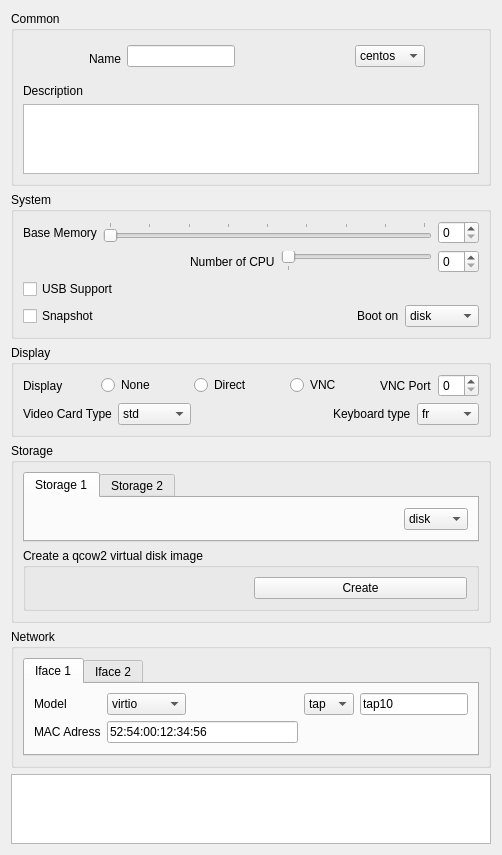
Qt form src/kvirtualview_base.ui (didier13150/kvirtual) before a commit.
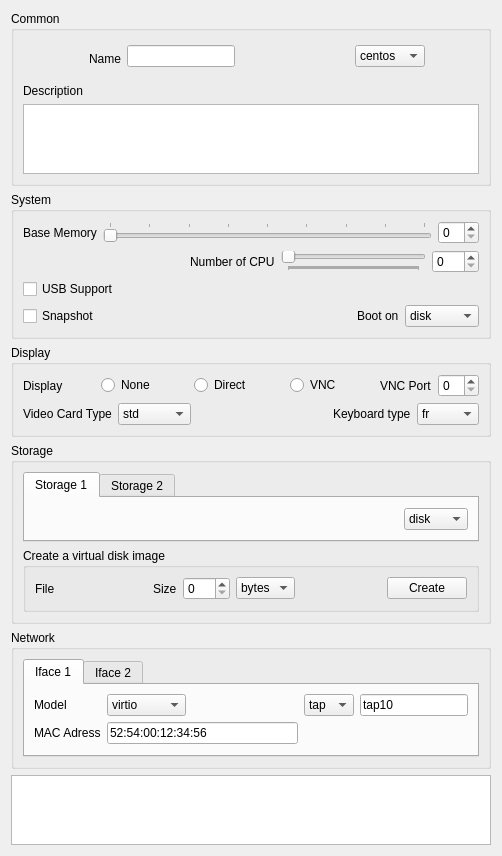
The same form after that commit. Custom widgets are drawn as their Qt base class.

Commit message: Add close and kill action

```diff
--- a/src/kvirtualview_base.ui
+++ b/src/kvirtualview_base.ui
@@ -220,7 +220,7 @@
         <item>
          <widget class="QSlider" name="horizontalSlider_nb_of_cpu">
           <property name="maximum">
-           <number>16</number>
+           <number>255</number>
           </property>
           <property name="singleStep">
            <number>1</number>
@@ -235,7 +235,7 @@
            <enum>QSlider::TicksBelow</enum>
           </property>
           <property name="tickInterval">
-           <number>128</number>
+           <number>1</number>
           </property>
          </widget>
         </item>
@@ -247,6 +247,9 @@
             <verstretch>0</verstretch>
            </sizepolicy>
           </property>
+          <property name="maximum">
+           <number>255</number>
+          </property>
          </widget>
         </item>
        </layout>
@@ -787,23 +790,97 @@
       <item row="1" column="0">
        <widget class="QGroupBox" name="groupBox_create_img">
         <property name="title">
-         <string>Create a qcow2 virtual disk image</string>
+         <string>Create a virtual disk image</string>
         </property>
         <layout class="QGridLayout" name="gridLayout_6">
-         <item row="0" column="0">
+         <item row="0" column="1">
           <widget class="KUrlRequester" name="kurlrequester_create_img">
            <property name="mode">
             <set>KFile::File|KFile::LocalOnly</set>
            </property>
           </widget>
          </item>
-         <item row="0" column="1">
+         <item row="0" column="7">
           <widget class="QPushButton" name="pushButton_create_img">
            <property name="text">
             <string>Create</string>
            </property>
           </widget>
          </item>
+         <item row="0" column="0">
+          <widget class="QLabel" name="label_create_img_file">
+           <property name="text">
+            <string>File</string>
+           </property>
+          </widget>
+         </item>
+         <item row="0" column="3">
+          <widget class="QLabel" name="label_create_img_size">
+           <property name="text">
+            <string>Size</string>
+           </property>
+          </widget>
+         </item>
+         <item row="0" column="4">
+          <widget class="QSpinBox" name="spinBox_create_img_size">
+           <property name="maximum">
+            <number>999</number>
+           </property>
+          </widget>
+         </item>
+         <item row="0" column="5">
+          <widget class="QComboBox" name="comboBox_create_img_size">
+           <item>
+            <property name="text">
+             <string>bytes</string>
+            </property>
+           </item>
+           <item>
+            <property name="text">
+             <string>k</string>
+            </property>
+           </item>
+           <item>
+            <property name="text">
+             <string>M</string>
+            </property>
+           </item>
+           <item>
+            <property name="text">
+             <string>G</string>
+            </property>
+           </item>
+          </widget>
+         </item>
+         <item row="0" column="2">
+          <spacer name="horizontalSpacer_10">
+           <property name="orientation">
+            <enum>Qt::Horizontal</enum>
+           </property>
+           <property name="sizeHint" stdset="0">
+            <size>
+             <width>40</width>
+             <height>20</height>
+            </size>
+           </property>
+          </spacer>
+         </item>
+         <item row="0" column="6">
+          <spacer name="horizontalSpacer_11">
+           <property name="orientation">
+            <enum>Qt::Horizontal</enum>
+           </property>
+           <property name="sizeType">
+            <enum>QSizePolicy::Expanding</enum>
+           </property>
+           <property name="sizeHint" stdset="0">
+            <size>
+             <width>40</width>
+             <height>20</height>
+            </size>
+           </property>
+          </spacer>
+         </item>
         </layout>
        </widget>
       </item>
```
The commit also changes 2 other files.
